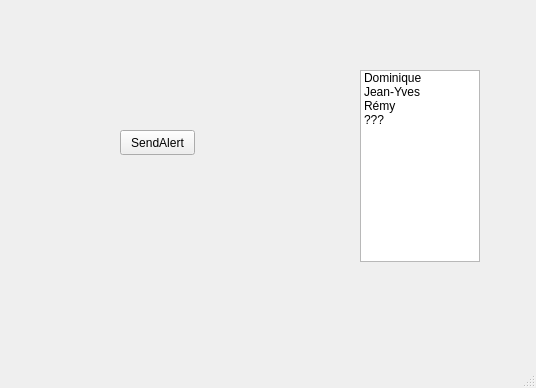
This is CasterAlertSender/ui/casteralertsendergui.ui in redkite1/caster-alert as Qt 5 draws it before an edit. The edited form follows.
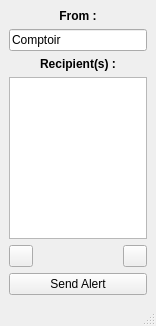
This is the edited form. Icons and pictures are not drawn.

Diff of the .ui file:
```diff
--- a/CasterAlertSender/ui/casteralertsendergui.ui
+++ b/CasterAlertSender/ui/casteralertsendergui.ui
@@ -6,66 +6,122 @@
    <rect>
     <x>0</x>
     <y>0</y>
-    <width>536</width>
-    <height>388</height>
+    <width>156</width>
+    <height>326</height>
    </rect>
   </property>
   <property name="windowTitle">
    <string>Caster Alert Sender</string>
   </property>
   <widget class="QWidget" name="centralwidget">
-   <widget class="QPushButton" name="sendAlertButton">
-    <property name="geometry">
-     <rect>
-      <x>120</x>
-      <y>130</y>
-      <width>75</width>
-      <height>25</height>
-     </rect>
-    </property>
-    <property name="text">
-     <string>SendAlert</string>
-    </property>
-   </widget>
-   <widget class="QListWidget" name="userList">
-    <property name="geometry">
-     <rect>
-      <x>360</x>
-      <y>70</y>
-      <width>120</width>
-      <height>192</height>
-     </rect>
-    </property>
-    <property name="maximumSize">
-     <size>
-      <width>120</width>
-      <height>16777215</height>
-     </size>
-    </property>
-    <property name="selectionMode">
-     <enum>QAbstractItemView::MultiSelection</enum>
-    </property>
+   <layout class="QVBoxLayout" name="verticalLayout">
     <item>
-     <property name="text">
-      <string>Dominique</string>
-     </property>
+     <widget class="QLabel" name="label_2">
+      <property name="font">
+       <font>
+        <weight>75</weight>
+        <bold>true</bold>
+        <underline>false</underline>
+       </font>
+      </property>
+      <property name="text">
+       <string>From :</string>
+      </property>
+      <property name="alignment">
+       <set>Qt::AlignCenter</set>
+      </property>
+     </widget>
     </item>
     <item>
-     <property name="text">
-      <string>Jean-Yves</string>
-     </property>
+     <widget class="QLineEdit" name="fromField">
+      <property name="text">
+       <string>Comptoir</string>
+      </property>
+     </widget>
     </item>
     <item>
-     <property name="text">
-      <string>Rémy</string>
-     </property>
+     <widget class="QLabel" name="label">
+      <property name="font">
+       <font>
+        <weight>75</weight>
+        <bold>true</bold>
+        <underline>false</underline>
+       </font>
+      </property>
+      <property name="text">
+       <string>Recipient(s) :</string>
+      </property>
+      <property name="alignment">
+       <set>Qt::AlignCenter</set>
+      </property>
+     </widget>
     </item>
     <item>
-     <property name="text">
-      <string>???</string>
-     </property>
+     <widget class="QListWidget" name="userList">
+      <property name="selectionMode">
+       <enum>QAbstractItemView::MultiSelection</enum>
+      </property>
+     </widget>
     </item>
-   </widget>
+    <item>
+     <layout class="QHBoxLayout" name="horizontalLayout">
+      <item>
+       <widget class="QPushButton" name="addUserButton">
+        <property name="maximumSize">
+         <size>
+          <width>24</width>
+          <height>24</height>
+         </size>
+        </property>
+        <property name="text">
+         <string/>
+        </property>
+        <property name="icon">
+         <iconset resource="../../CasterAlertListener/res.qrc">
+          <normaloff>:/icons/add</normaloff>:/icons/add</iconset>
+        </property>
+       </widget>
+      </item>
+      <item>
+       <spacer name="horizontalSpacer">
+        <property name="orientation">
+         <enum>Qt::Horizontal</enum>
+        </property>
+        <property name="sizeHint" stdset="0">
+         <size>
+          <width>40</width>
+          <height>20</height>
+         </size>
+        </property>
+       </spacer>
+      </item>
+      <item>
+       <widget class="QPushButton" name="removeUserButton">
+        <property name="maximumSize">
+         <size>
+          <width>24</width>
+          <height>24</height>
+         </size>
+        </property>
+        <property name="text">
+         <string/>
+        </property>
+        <property name="icon">
+         <iconset resource="../../CasterAlertListener/res.qrc">
+          <normaloff>:/icons/remove</normaloff>:/icons/remove</iconset>
+        </property>
+       </widget>
+      </item>
+     </layout>
+    </item>
+    <item>
+     <widget class="QPushButton" name="sendAlertButton">
+      <property name="text">
+       <string>Send Alert</string>
+      </property>
+     </widget>
+    </item>
+   </layout>
   </widget>
   <widget class="QMenuBar" name="menubar">
    <property name="geometry">
```
Left out of the diff: 10 changed lines with no effect on the pictures.
